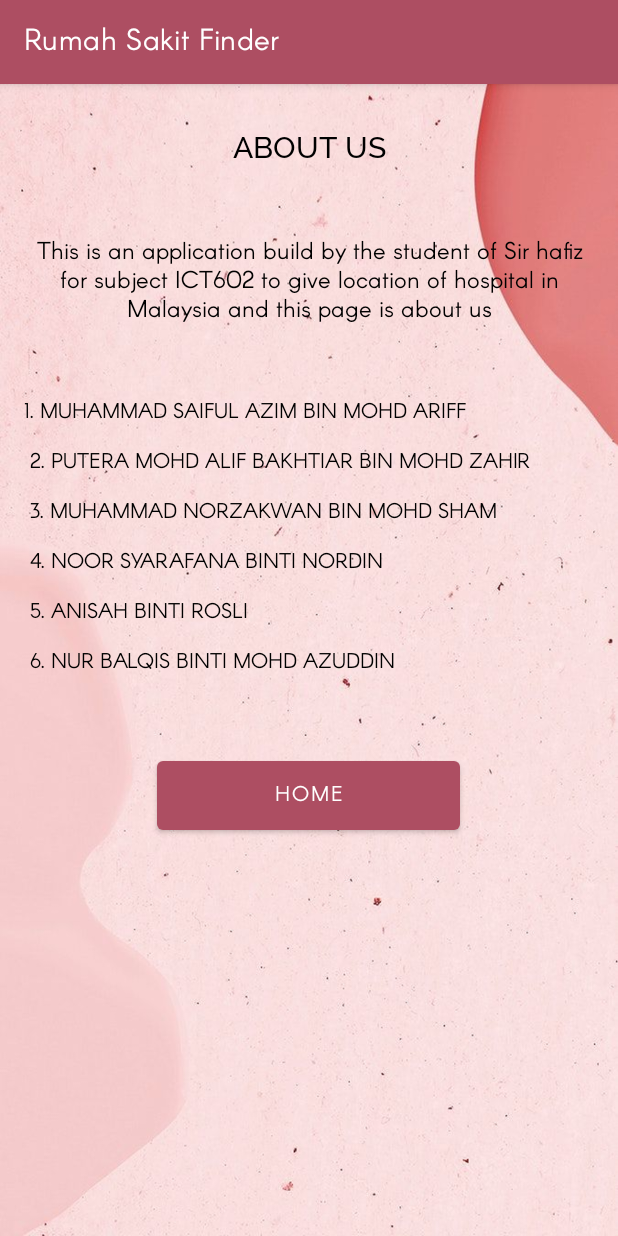
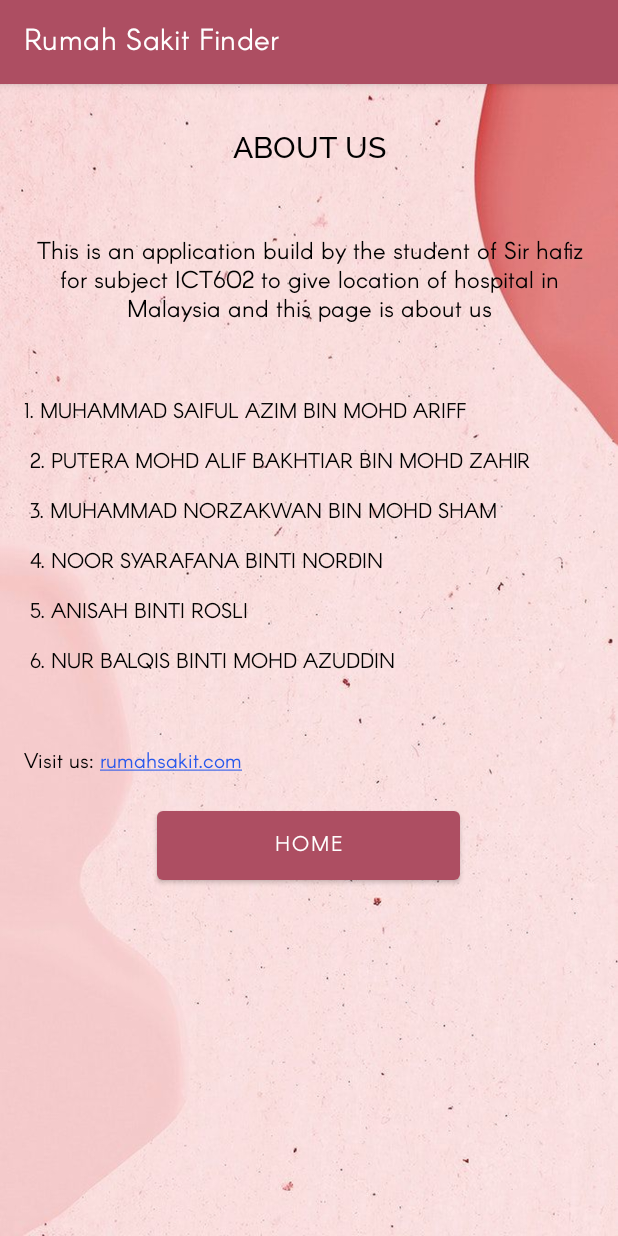
Before and after one commit to azimariff/Rumah-Sakit-Finder, an Android app: the About screen opened directly, with no data from a screen before it, on a phone screen of 412 x 824 dp. Run offline under Robolectric (Android 15) with nearby library versions, the phone set to English and light mode, and no system bars.

Commit message:
commit 1

```diff
--- a/app/src/main/java/com/example/rumahsakitfinder/About.java
+++ b/app/src/main/java/com/example/rumahsakitfinder/About.java
@@ -4,15 +4,21 @@ import androidx.appcompat.app.AppCompatActivity;
 
 import android.content.Intent;
 import android.os.Bundle;
+import android.text.method.LinkMovementMethod;
 import android.view.View;
 import android.widget.Button;
+import android.widget.TextView;
 
 public class About extends AppCompatActivity {
     Button btnhome;
+    TextView tvLink;
     @Override
     protected void onCreate(Bundle savedInstanceState) {
         super.onCreate(savedInstanceState);
         setContentView(R.layout.activity_about);
+
+        tvLink = findViewById(R.id.tvLink);
+        tvLink.setMovementMethod(LinkMovementMethod.getInstance());
 
         btnhome = (Button) findViewById(R.id.btnhome);
         btnhome.setOnClickListener(new View.OnClickListener() {
--- a/app/src/main/res/layout-land/activity_about.xml
+++ b/app/src/main/res/layout-land/activity_about.xml
@@ -57,6 +57,12 @@
                 android:text="@string/members"
                 android:textColor="#000000" />
 
+            <TextView
+                android:id="@+id/textView3"
+                android:layout_width="match_parent"
+                android:layout_height="wrap_content"
+                android:text="@string/linkgithub" />
+
             <Button
                 android:id="@+id/btnhome"
                 android:layout_width="202dp"
--- a/app/src/main/res/layout/activity_about.xml
+++ b/app/src/main/res/layout/activity_about.xml
@@ -9,6 +9,15 @@
     android:orientation="vertical"
     android:background="@drawable/pinkbg2"
     tools:context=".About">
+
+    <ScrollView
+        android:layout_width="match_parent"
+        android:layout_height="match_parent">
+
+        <LinearLayout
+            android:layout_width="match_parent"
+            android:layout_height="wrap_content"
+            android:orientation="vertical" >
 
             <TextView
                 android:id="@+id/textView8"
@@ -29,8 +38,8 @@
                 android:id="@+id/textView9"
                 android:layout_width="match_parent"
                 android:layout_height="wrap_content"
+                android:gravity="center"
                 android:paddingLeft="16dp"
-        android:gravity="center"
                 android:paddingTop="30dp"
                 android:paddingRight="16dp"
                 android:paddingBottom="16dp"
@@ -49,6 +58,18 @@
                 android:text="@string/members"
                 android:textColor="#000000" />
 
+            <TextView
+                android:id="@+id/tvLink"
+                android:layout_width="match_parent"
+                android:layout_height="wrap_content"
+                android:paddingLeft="16dp"
+                android:paddingTop="30dp"
+                android:paddingRight="16dp"
+                android:paddingBottom="16dp"
+                android:text="@string/linkgithub"
+                android:textColor="#000000"
+                android:textColorLink="#2859EC" />
+
             <Button
                 android:id="@+id/btnhome"
                 android:layout_width="202dp"
@@ -60,5 +81,7 @@
                 android:textColorHint="@color/darkpink"
                 app:backgroundTint="@color/pink"
                 app:rippleColor="@color/pink" />
+        </LinearLayout>
+    </ScrollView>
 
 </LinearLayout>
--- a/app/src/main/res/values/strings.xml
+++ b/app/src/main/res/values/strings.xml
@@ -14,6 +14,7 @@
 
 5. ANISAH BINTI ROSLI\n\n
 
-6. NUR BALQIS BINTI MOHD AZUDDIN\n\n
+6. NUR BALQIS BINTI MOHD AZUDDIN
     </string>
+    <string name="linkgithub">Visit us: <a href="https://github.com/azimariff/Rumah-Sakit-Finder">rumahsakit.com</a></string>
 </resources>
```
Lines whose indentation alone changed are shown as unchanged.
